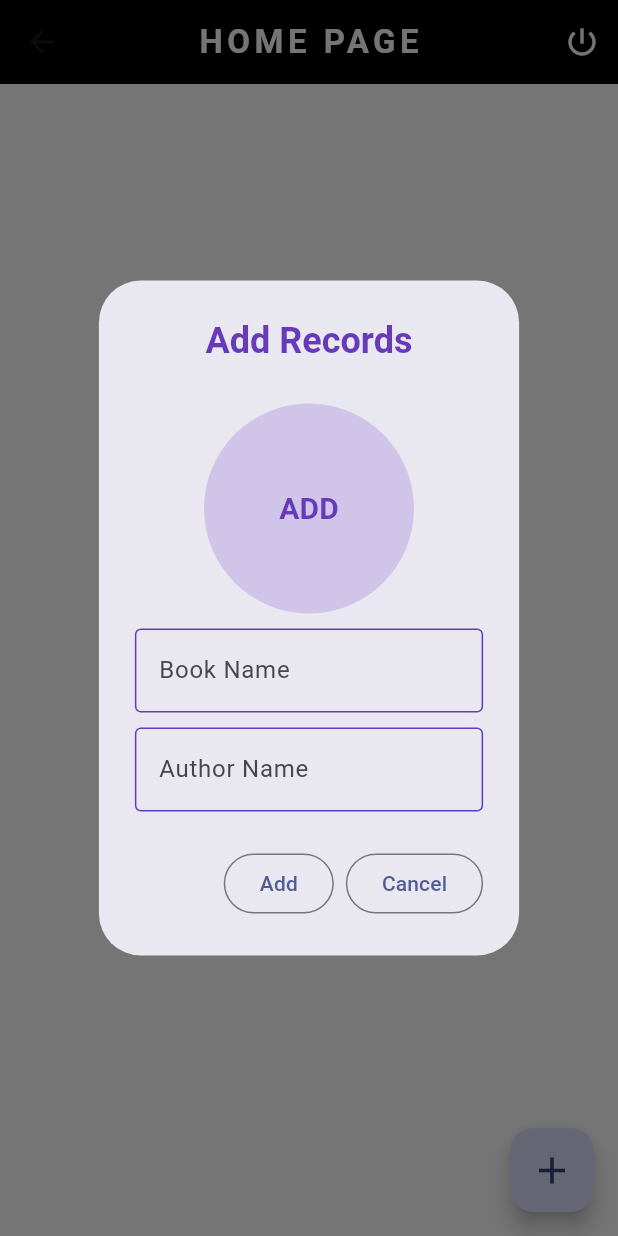
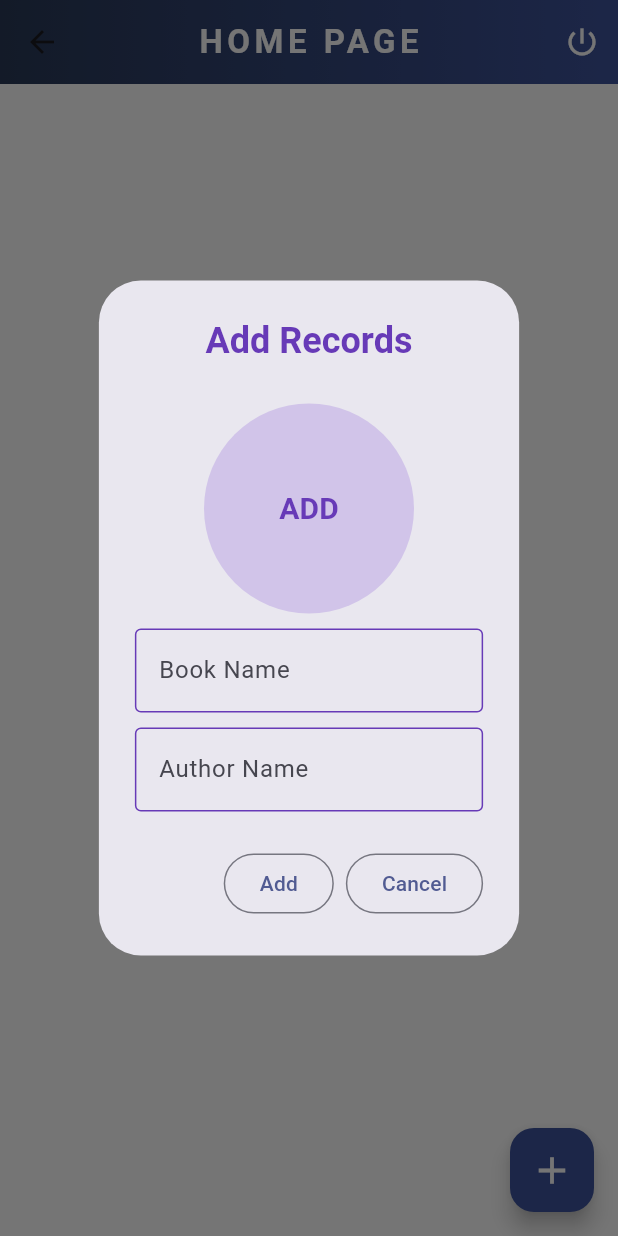
Before and after one commit to Jeels-Ambaliya/Bookapp_Signin_Firebase, a Flutter app: the Home_Page screen opened directly, after a tap on the "add" icon, on a phone screen of 412 x 824 dp. Run offline on Flutter 3.47's test engine with Material 2 defaults, Android fonts, the phone set to English and light mode, and no system bars; our stand-ins replace cloud_firestore, firebase_auth, firebase_core, google_fonts, google_sign_in, image_picker; accounts and stored records are empty.

Commit message:
version 0.1

```diff
--- a/lib/views/screens/home_page.dart
+++ b/lib/views/screens/home_page.dart
@@ -43,7 +43,16 @@ class _Home_PageState extends State<Home_Page> {
     return Scaffold(
       backgroundColor: Colors.white,
       appBar: AppBar(
-        backgroundColor: Colors.black,
+        flexibleSpace: Container(
+          decoration: const BoxDecoration(
+            gradient: LinearGradient(
+              colors: <Color>[
+                Color(0xff293957),
+                Color(0xff3d539c),
+              ],
+            ),
+          ),
+        ),
         title: const Text(
           "HOME PAGE",
           style: TextStyle(
@@ -198,7 +207,7 @@ class _Home_PageState extends State<Home_Page> {
                                         width: 70,
                                         alignment: Alignment.center,
                                         decoration: BoxDecoration(
-                                          color: Colors.blue.shade200,
+                                          color: Colors.deepPurple.shade100,
                                           borderRadius:
                                               BorderRadius.circular(15),
                                         ),
@@ -244,90 +253,6 @@ class _Home_PageState extends State<Home_Page> {
                         ),
                       ),
                     );
-                    //   Card(
-                    //   child: ListTile(
-                    //     isThreeLine: true,
-                    //     leading: CircleAvatar(
-                    //       radius: 30,
-                    //       backgroundColor: Colors.blueGrey,
-                    //       backgroundImage: (allDocs[i].data()['image'] == null)
-                    //           ? null
-                    //           : MemoryImage(
-                    //               base64Decode(allDocs[i].data()['image']),
-                    //             ),
-                    //       child: (allDocs[i].data()['image'] == null)
-                    //           ? Text(
-                    //               allDocs[i].data()['book'].name[0],
-                    //               overflow: TextOverflow.ellipsis,
-                    //               style: const TextStyle(
-                    //                 fontSize: 25,
-                    //                 fontWeight: FontWeight.w600,
-                    //                 color: Colors.white,
-                    //               ),
-                    //             )
-                    //           : null,
-                    //     ),
-                    //     title: Text(
-                    //       allDocs[i].data()['book'],
-                    //       overflow: TextOverflow.ellipsis,
-                    //       style: GoogleFonts.poppins(
-                    //         textStyle: const TextStyle(
-                    //           fontSize: 20,
-                    //           fontWeight: FontWeight.w600,
-                    //         ),
-                    //       ),
-                    //     ),
-                    //     subtitle: Text(
-                    //       "${allDocs[i].data()['author']}",
-                    //       style: GoogleFonts.poppins(
-                    //         textStyle: const TextStyle(
-                    //           fontSize: 18,
-                    //           fontWeight: FontWeight.w400,
-                    //         ),
-                    //       ),
-                    //     ),
-                    //     trailing: Row(
-                    //       mainAxisSize: MainAxisSize.min,
-                    //       mainAxisAlignment: MainAxisAlignment.end,
-                    //       children: [
-                    //         IconButton(
-                    //           onPressed: () {
-                    //             Map<String, dynamic> updateData = {
-                    //               "book": allDocs[i].data()['book'],
-                    //               "author": allDocs[i].data()['author'],
-                    //               "image": allDocs[i].data()['image']!,
-                    //             };
-                    //             validateUpdate(
-                    //                 id: allDocs[i].id, data: updateData);
-                    //           },
-                    //           icon: const Icon(
-                    //             Icons.edit_outlined,
-                    //             color: Colors.blue,
-                    //           ),
-                    //         ),
-                    //         IconButton(
-                    //           onPressed: () async {
-                    //             await FirestoreHelper.firestoreHelper
-                    //                 .deleteRecords(id: allDocs[i].id);
-                    //
-                    //             ScaffoldMessenger.of(context).showSnackBar(
-                    //               const SnackBar(
-                    //                 content:
-                    //                     Text("Record Deleted Successfully..."),
-                    //                 backgroundColor: Colors.redAccent,
-                    //                 behavior: SnackBarBehavior.floating,
-                    //               ),
-                    //             );
-                    //           },
-                    //           icon: const Icon(
-                    //             Icons.delete_outline,
-                    //             color: Colors.red,
-                    //           ),
-                    //         ),
-                    //       ],
-                    //     ),
-                    //   ),
-                    // );
                   },
                 ),
               );
@@ -340,9 +265,11 @@ class _Home_PageState extends State<Home_Page> {
       ),
       floatingActionButton: FloatingActionButton(
         onPressed: validateInsert,
+        backgroundColor: const Color(0xff3d539c),
         child: const Icon(
           Icons.add,
           size: 30,
+          color: Colors.white,
         ),
       ),
     );
```
